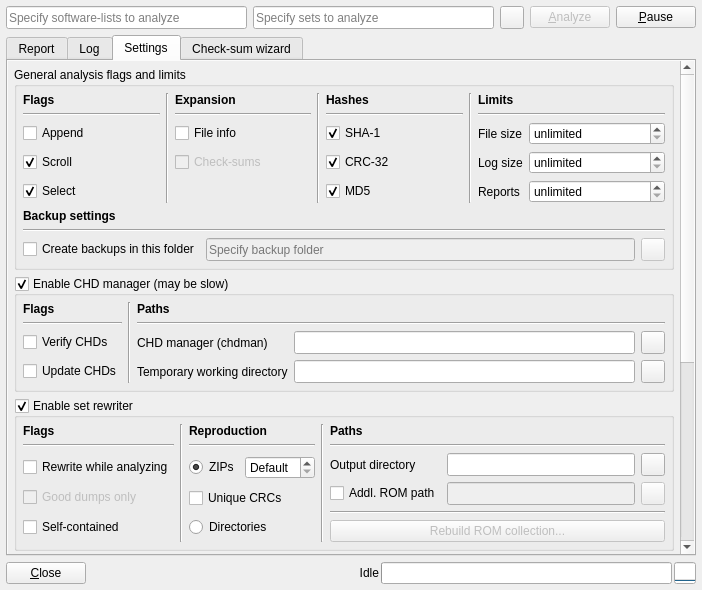
Qt form romalyzer.ui (qmc2/qmc2-mame-fe) before a commit.
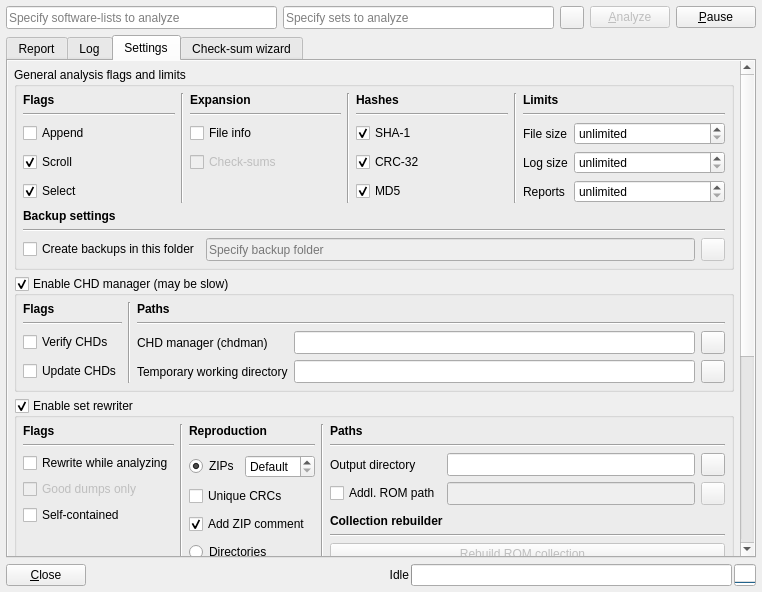
The same form after that commit. The open tabs and pages were chosen to show the change. Icons and pictures are not drawn.

Commit message: imp: ROMAlyzer: added a reproduction option to toggle the creation of a ZIP comment (may be annoying)

```diff
--- a/romalyzer.ui
+++ b/romalyzer.ui
@@ -7,8 +7,8 @@
    <rect>
     <x>0</x>
     <y>0</y>
-    <width>702</width>
-    <height>590</height>
+    <width>762</width>
+    <height>592</height>
    </rect>
   </property>
   <property name="windowTitle">
@@ -344,8 +344,8 @@
            <rect>
             <x>0</x>
             <y>0</y>
-            <width>577</width>
-            <height>770</height>
+            <width>732</width>
+            <height>797</height>
            </rect>
           </property>
           <layout class="QGridLayout" name="gridLayoutScrollAreeaSettings" rowstretch="0,0,0,1,0">
@@ -366,6 +366,26 @@
              <layout class="QGridLayout" name="gridLayout_9">
               <item row="0" column="0">
                <layout class="QGridLayout" name="gridLayoutSetRewriter">
+                <item row="4" column="4" colspan="3">
+                 <spacer name="verticalSpacer_5">
+                  <property name="orientation">
+                   <enum>Qt::Vertical</enum>
+                  </property>
+                  <property name="sizeHint" stdset="0">
+                   <size>
+                    <width>20</width>
+                    <height>0</height>
+                   </size>
+                  </property>
+                 </spacer>
+                </item>
+                <item row="0" column="0">
+                 <widget class="QLabel" name="labelSetRewriterFlags">
+                  <property name="text">
+                   <string>&lt;html&gt;&lt;head/&gt;&lt;body&gt;&lt;p&gt;&lt;span style=&quot; font-weight:600;&quot;&gt;Flags&lt;/span&gt;&lt;/p&gt;&lt;/body&gt;&lt;/html&gt;</string>
+                  </property>
+                 </widget>
+                </item>
                 <item row="0" column="4" colspan="3">
                  <widget class="QLabel" name="labelSetRewriterPaths">
                   <property name="text">
@@ -380,17 +400,10 @@
                   </property>
                  </widget>
                 </item>
-                <item row="0" column="0">
-                 <widget class="QLabel" name="labelSetRewriterFlags">
-                  <property name="text">
-                   <string>&lt;html&gt;&lt;head/&gt;&lt;body&gt;&lt;p&gt;&lt;span style=&quot; font-weight:600;&quot;&gt;Flags&lt;/span&gt;&lt;/p&gt;&lt;/body&gt;&lt;/html&gt;</string>
-                  </property>
-                 </widget>
-                </item>
                 <item row="2" column="5">
                  <widget class="QLineEdit" name="lineEditSetRewriterOutputPath">
                   <property name="sizePolicy">
-                   <sizepolicy hsizetype="MinimumExpanding" vsizetype="Minimum">
+                   <sizepolicy hsizetype="Expanding" vsizetype="Minimum">
                     <horstretch>0</horstretch>
                     <verstretch>0</verstretch>
                    </sizepolicy>
@@ -446,12 +459,6 @@
                 </item>
                 <item row="2" column="4">
                  <widget class="QLabel" name="labelSetRewriterOutputPath">
-                  <property name="sizePolicy">
-                   <sizepolicy hsizetype="Fixed" vsizetype="Preferred">
-                    <horstretch>0</horstretch>
-                    <verstretch>0</verstretch>
-                   </sizepolicy>
-                  </property>
                   <property name="text">
                    <string>Output directory</string>
                   </property>
@@ -473,7 +480,7 @@
                    <bool>false</bool>
                   </property>
                   <property name="sizePolicy">
-                   <sizepolicy hsizetype="MinimumExpanding" vsizetype="Minimum">
+                   <sizepolicy hsizetype="Expanding" vsizetype="Minimum">
                     <horstretch>0</horstretch>
                     <verstretch>0</verstretch>
                    </sizepolicy>
@@ -490,7 +497,7 @@
                   </property>
                  </widget>
                 </item>
-                <item row="0" column="1" rowspan="6">
+                <item row="0" column="1" rowspan="8">
                  <widget class="Line" name="line_14">
                   <property name="orientation">
                    <enum>Qt::Vertical</enum>
@@ -504,14 +511,14 @@
                   </property>
                  </widget>
                 </item>
-                <item row="0" column="3" rowspan="6">
+                <item row="0" column="3" rowspan="8">
                  <widget class="Line" name="line_15">
                   <property name="orientation">
                    <enum>Qt::Vertical</enum>
                   </property>
                  </widget>
                 </item>
-                <item row="5" column="4" colspan="3">
+                <item row="7" column="4" colspan="3">
                  <widget class="QPushButton" name="pushButtonRomCollectionRebuilder">
                   <property name="enabled">
                    <bool>false</bool>
@@ -537,14 +544,14 @@
                   </property>
                  </widget>
                 </item>
-                <item row="4" column="4" colspan="3">
+                <item row="6" column="4" colspan="3">
                  <widget class="Line" name="lineAboveRomCollectionRebuilder">
                   <property name="orientation">
                    <enum>Qt::Horizontal</enum>
                   </property>
                  </widget>
                 </item>
-                <item row="2" column="0" rowspan="4">
+                <item row="2" column="0" rowspan="6">
                  <layout class="QVBoxLayout" name="verticalLayout">
                   <item>
                    <widget class="QCheckBox" name="checkBoxSetRewriterWhileAnalyzing">
@@ -585,20 +592,27 @@
                     </property>
                    </widget>
                   </item>
+                  <item>
+                   <spacer name="verticalSpacer_4">
+                    <property name="orientation">
+                     <enum>Qt::Vertical</enum>
+                    </property>
+                    <property name="sizeHint" stdset="0">
+                     <size>
+                      <width>20</width>
+                      <height>40</height>
+                     </size>
+                    </property>
+                   </spacer>
+                  </item>
                  </layout>
                 </item>
-                <item row="2" column="2" rowspan="4">
+                <item row="2" column="2" rowspan="6">
                  <layout class="QVBoxLayout" name="verticalLayout_2">
                   <item>
                    <layout class="QHBoxLayout" name="horizontalLayout_2">
                     <item>
                      <widget class="QRadioButton" name="radioButtonSetRewriterZipArchives">
-                      <property name="sizePolicy">
-                       <sizepolicy hsizetype="Fixed" vsizetype="Fixed">
-                        <horstretch>0</horstretch>
-                        <verstretch>0</verstretch>
-                       </sizepolicy>
-                      </property>
                       <property name="toolTip">
                        <string>Produce ZIP archived sets (recommended)</string>
                       </property>
@@ -650,6 +664,19 @@
                     </property>
                    </widget>
                   </item>
+                  <item>
+                   <widget class="QCheckBox" name="checkBoxAddZipComment">
+                    <property name="toolTip">
+                     <string>When enabled, QMC2 will add a comment to the ZIP containing its version and the archive creation- or fixing-date</string>
+                    </property>
+                    <property name="text">
+                     <string>Add ZIP comment</string>
+                    </property>
+                    <property name="checked">
+                     <bool>true</bool>
+                    </property>
+                   </widget>
+                  </item>
                   <item>
                    <widget class="QRadioButton" name="radioButtonSetRewriterIndividualDirectories">
                     <property name="toolTip">
@@ -662,6 +689,13 @@
                   </item>
                  </layout>
                 </item>
+                <item row="5" column="4" colspan="3">
+                 <widget class="QLabel" name="labelSetRewriterCollectionRebuilder">
+                  <property name="text">
+                   <string>&lt;html&gt;&lt;head/&gt;&lt;body&gt;&lt;p&gt;&lt;span style=&quot; font-weight:600;&quot;&gt;Collection rebuilder&lt;/span&gt;&lt;/p&gt;&lt;/body&gt;&lt;/html&gt;</string>
+                  </property>
+                 </widget>
+                </item>
                </layout>
               </item>
              </layout>
```
Left out of the diff: 81 changed lines with no effect on the pictures. The commit also changes 15 other files.
